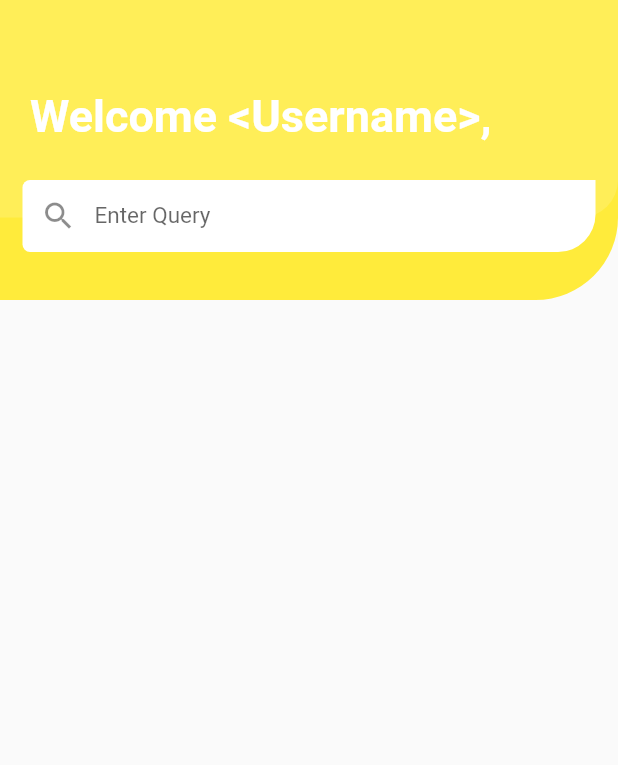
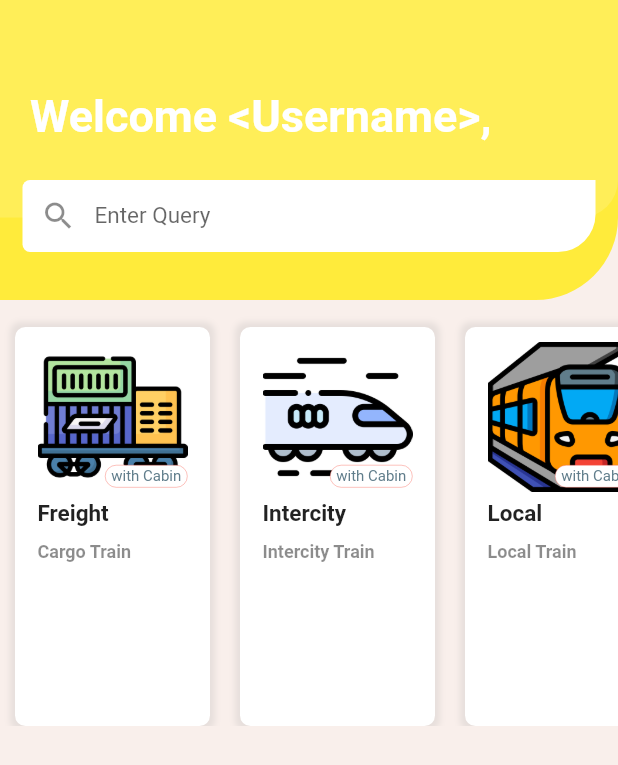
Before and after one commit to sadikRizvi31/tte_buddy, a Flutter app: the HomePage screen opened by its route, on a phone screen of 412 x 824 dp. Shown: the top 765 px of the screen. Run offline on Flutter 3.47's test engine with Material 2 defaults, Android fonts, the phone set to English and light mode, and no system bars; our stand-ins replace flutter_hooks, lottie.

Commit message:
TTE Buddy TrainOptions H List Upload.

```diff
--- a/lib/HomePage.dart
+++ b/lib/HomePage.dart
@@ -1,15 +1,25 @@
 import 'package:flutter/cupertino.dart';
 import 'package:flutter/material.dart';
+import 'package:flutter_hooks/flutter_hooks.dart';
+import 'package:tte_buddy/TrainOptions.dart';
 class HomePage extends StatefulWidget {
   @override
   _HomePageState createState() => _HomePageState();
 }
 
-class _HomePageState extends State<HomePage>{
+class _HomePageState extends State<HomePage> with SingleTickerProviderStateMixin {
+
+  TabController tabController;
+  @override
+  void initState() {
+    super.initState();
+    tabController = TabController(vsync: this,length: 3);
+  }
 
   @override
   Widget build(BuildContext context) {
     return Scaffold(
+      backgroundColor: Color(0xFFF9EFEB),
       body: ListView(
         children: [
           Stack(
@@ -63,7 +73,18 @@ class _HomePageState extends State<HomePage>{
                 ),
             ],
           ),
-
+          SizedBox(height: 10.0),
+          Container(
+            height: MediaQuery.of(context).size.height - 550.0,
+            child: TabBarView(
+              controller: tabController,
+              children: <Widget>[
+                new TrainOptions(),
+                new TrainOptions(),
+                new TrainOptions(),
+              ],
+            ),
+          ),
         ],
       ),
     );
--- a/lib/TrainOptions.dart
+++ b/lib/TrainOptions.dart
@@ -0,0 +1,109 @@
+import 'package:flutter/material.dart';
+
+class TrainOptions extends StatefulWidget{
+  @override
+  _TrainOptionsState createState() => _TrainOptionsState();
+
+}
+
+class _TrainOptionsState extends State<TrainOptions> {
+  @override
+  Widget build(BuildContext context) {
+    return ListView(
+      children: <Widget>[
+        _buildTrainCard('assets/images/cargo_train.png','Freight',"Cargo Train"),
+        _buildTrainCard('assets/images/InterCityTrain.png','Intercity',"Intercity Train"),
+        _buildTrainCard('assets/images/Localtrain.png','Local',"Local Train"),
+      ],
+      scrollDirection: Axis.horizontal,
+    );
+  }
+
+  _buildTrainCard(String imgPath,String trainType,String trainHint)
+  {
+    return Padding(
+        padding: EdgeInsets.only(top: 8.0,left: 10.0,right: 10.0),
+      child: Container(
+        height: 100.0,
+        decoration: BoxDecoration(
+          color: Colors.white,
+          borderRadius: BorderRadius.circular(7.0),
+          boxShadow: [
+            BoxShadow(
+              color: Colors.grey.withOpacity(0.2),
+              blurRadius: 3.0,
+              spreadRadius: 3.0,
+            )
+          ]
+        ),
+        child: Column(
+          crossAxisAlignment: CrossAxisAlignment.start,
+          children: [
+            Stack(
+              children: <Widget>[
+                Padding(
+                    padding: EdgeInsets.only(left: 15.0,right: 15.0,top: 10.0),
+                  child: Image.asset(imgPath,
+                  fit: BoxFit.cover,
+                    height: 100.0,
+                    width: 100.0,
+                  ),
+                ),
+                Positioned(
+                  top: 92.0,
+                    left: 60.0,
+                    child: Container(
+                      height: 15.0,
+                      width: 55.0,
+                      decoration: BoxDecoration(
+                        color: Colors.white,
+                        border: Border.all(
+                          color: Color(0xFFF75A4C),
+                          style: BorderStyle.solid,
+                          width: 0.25,
+                        ),
+                        borderRadius: BorderRadius.circular(10.0),
+                      ),
+                      child: Center(
+                        child: Text(
+                          "with Cabin",
+                          style: TextStyle(
+                            fontSize: 10.0,
+                            color: Colors.blueGrey
+                          ),
+                        ),
+                      ),
+                    ),
+                ),
+              ],
+            ),
+            Container(
+              width: 125.0,
+                padding: EdgeInsets.only(left: 15.0,top: 5.0),
+              child: Text(trainType,
+                style: TextStyle(
+                  color: Colors.black87,
+                  fontSize: 15.0,
+                  fontWeight: FontWeight.bold,
+                ),
+              ),
+            ),
+            SizedBox(height: 10.0,),
+            Padding(
+                padding: EdgeInsets.only(left: 15.0),
+              child: Text(
+                trainHint,
+                style: TextStyle(
+                  color: Colors.black45,
+                  fontSize: 12.0,
+                  fontWeight: FontWeight.bold,
+                ),
+              ),
+            ),
+          ],
+        ),
+      ),
+    );
+  }
+
+}
--- a/pubspec.yaml
+++ b/pubspec.yaml
@@ -46,7 +46,9 @@ flutter:
 
   # To add assets to your application, add an assets section, like this:
   assets:
-    - assets/images/
+    - assets/images/cargo_train.png
+    - assets/images/Localtrain.png
+    - assets/images/InterCityTrain.png
     - assets/lottie/
   #   - images/a_dot_burr.jpeg
   #   - images/a_dot_ham.jpeg
```
Also changed, not shown: assets/images/InterCityTrain.png (added), assets/images/Localtrain.png (added), assets/images/cargo_train.png (added).
